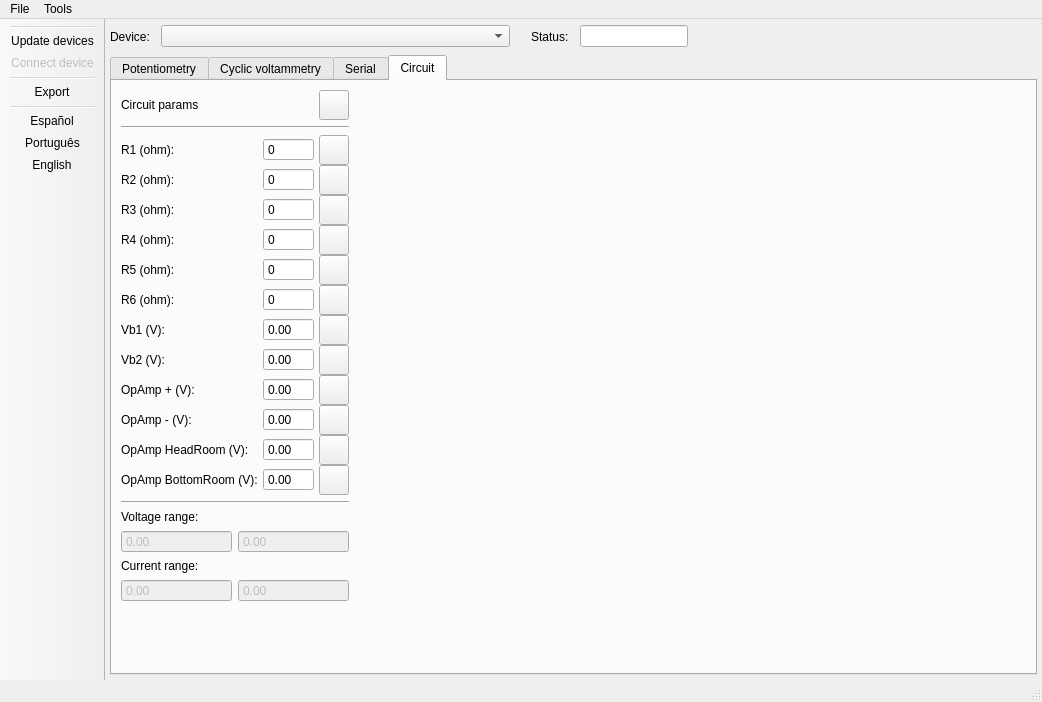
Above: app/resources/ui/mainWindow.ui from Jaimead7/Potentiostat before the change. Below: the same form after it.
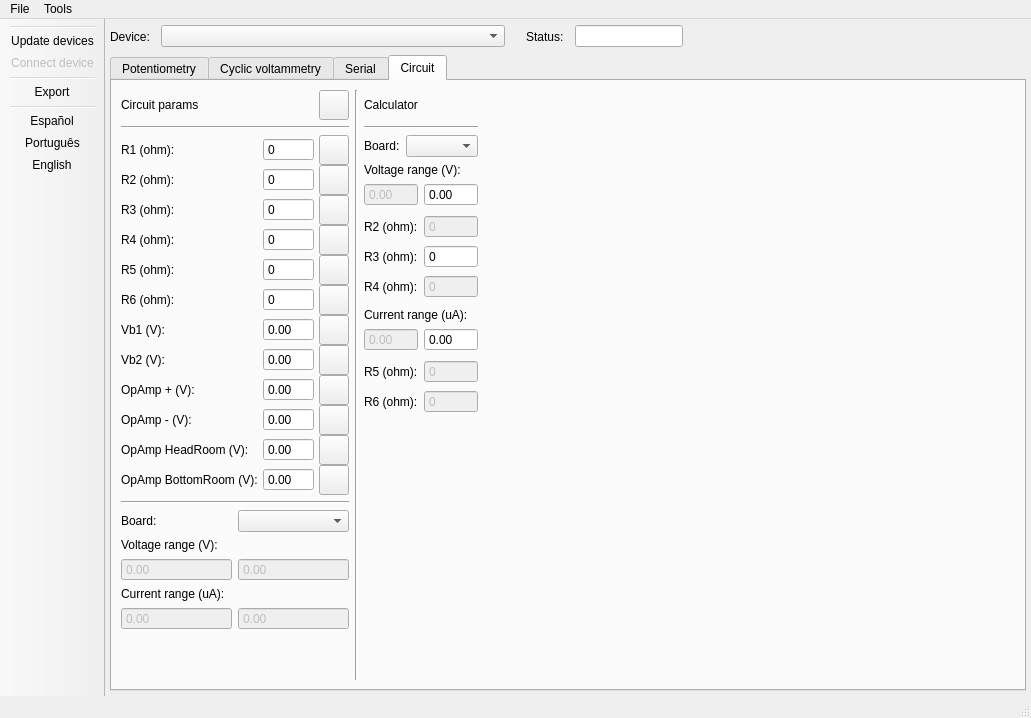
That is the form after the change. Icons and pictures are not drawn.

What changed in the file:
```diff
--- a/app/resources/ui/mainWindow.ui
+++ b/app/resources/ui/mainWindow.ui
@@ -6,8 +6,8 @@
    <rect>
     <x>0</x>
     <y>0</y>
-    <width>1042</width>
-    <height>702</height>
+    <width>1031</width>
+    <height>718</height>
    </rect>
   </property>
   <property name="minimumSize">
@@ -1420,6 +1420,13 @@
         <string>Circuit</string>
        </attribute>
        <layout class="QGridLayout" name="gridLayout_4">
+        <item row="1" column="1">
+         <widget class="Line" name="line_8">
+          <property name="orientation">
+           <enum>Qt::Vertical</enum>
+          </property>
+         </widget>
+        </item>
         <item row="1" column="0">
          <layout class="QVBoxLayout" name="verticalLayout_4">
           <item>
@@ -2152,10 +2159,49 @@
             </property>
            </widget>
           </item>
+          <item>
+           <layout class="QHBoxLayout" name="horizontalLayout_9">
+            <item>
+             <widget class="QLabel" name="label_34">
+              <property name="sizePolicy">
+               <sizepolicy hsizetype="Minimum" vsizetype="Preferred">
+                <horstretch>0</horstretch>
+                <verstretch>0</verstretch>
+               </sizepolicy>
+              </property>
+              <property name="text">
+               <string>Board:</string>
+              </property>
+             </widget>
+            </item>
+            <item>
+             <widget class="QComboBox" name="boardSelector">
+              <property name="enabled">
+               <bool>true</bool>
+              </property>
+              <property name="maximumSize">
+               <size>
+                <width>400</width>
+                <height>16777215</height>
+               </size>
+              </property>
+              <property name="focusPolicy">
+               <enum>Qt::NoFocus</enum>
+              </property>
+              <property name="editable">
+               <bool>false</bool>
+              </property>
+              <property name="currentIndex">
+               <number>-1</number>
+              </property>
+             </widget>
+            </item>
+           </layout>
+          </item>
           <item>
            <widget class="QLabel" name="sensor2Label_3">
             <property name="text">
-             <string>Voltage range:</string>
+             <string>Voltage range (V):</string>
             </property>
            </widget>
           </item>
@@ -2186,10 +2232,10 @@
                <enum>QAbstractSpinBox::NoButtons</enum>
               </property>
               <property name="minimum">
-               <double>-9.000000000000000</double>
+               <double>-99.000000000000000</double>
               </property>
               <property name="maximum">
-               <double>9.000000000000000</double>
+               <double>99.000000000000000</double>
               </property>
               <property name="singleStep">
                <double>0.010000000000000</double>
@@ -2205,10 +2251,10 @@
                <enum>QAbstractSpinBox::NoButtons</enum>
               </property>
               <property name="minimum">
-               <double>-9.000000000000000</double>
+               <double>-99.000000000000000</double>
               </property>
               <property name="maximum">
-               <double>9.000000000000000</double>
+               <double>99.000000000000000</double>
               </property>
               <property name="singleStep">
                <double>0.010000000000000</double>
@@ -2236,7 +2282,7 @@
           <item>
            <widget class="QLabel" name="sensor2Label_4">
             <property name="text">
-             <string>Current range:</string>
+             <string>Current range (uA):</string>
             </property>
            </widget>
           </item>
@@ -2267,10 +2313,10 @@
                <enum>QAbstractSpinBox::NoButtons</enum>
               </property>
               <property name="minimum">
-               <double>-9.000000000000000</double>
+               <double>-999.000000000000000</double>
               </property>
               <property name="maximum">
-               <double>9.000000000000000</double>
+               <double>999.000000000000000</double>
               </property>
               <property name="singleStep">
                <double>0.010000000000000</double>
@@ -2286,10 +2332,10 @@
                <enum>QAbstractSpinBox::NoButtons</enum>
               </property>
               <property name="minimum">
-               <double>-9.000000000000000</double>
+               <double>-999.000000000000000</double>
               </property>
               <property name="maximum">
-               <double>9.000000000000000</double>
+               <double>999.000000000000000</double>
               </property>
               <property name="singleStep">
                <double>0.010000000000000</double>
@@ -2329,7 +2375,7 @@
           </item>
          </layout>
         </item>
-        <item row="1" column="1">
+        <item row="1" column="3">
          <spacer name="horizontalSpacer_7">
           <property name="orientation">
            <enum>Qt::Horizontal</enum>
@@ -2342,6 +2388,394 @@
           </property>
          </spacer>
         </item>
+        <item row="1" column="2">
+         <layout class="QVBoxLayout" name="verticalLayout_6">
+          <property name="rightMargin">
+           <number>10</number>
+          </property>
+          <item>
+           <widget class="QLabel" name="sensor2Label_5">
+            <property name="minimumSize">
+             <size>
+              <width>0</width>
+              <height>30</height>
+             </size>
+            </property>
+            <property name="maximumSize">
+             <size>
+              <width>16777215</width>
+              <height>30</height>
+             </size>
+            </property>
+            <property name="text">
+             <string>Calculator</string>
+            </property>
+           </widget>
+          </item>
+          <item>
+           <widget class="Line" name="line_10">
+            <property name="orientation">
+             <enum>Qt::Horizontal</enum>
+            </property>
+           </widget>
+          </item>
+          <item>
+           <layout class="QHBoxLayout" name="horizontalLayout_12">
+            <item>
+             <widget class="QLabel" name="label_36">
+              <property name="sizePolicy">
+               <sizepolicy hsizetype="Minimum" vsizetype="Preferred">
+                <horstretch>0</horstretch>
+                <verstretch>0</verstretch>
+               </sizepolicy>
+              </property>
+              <property name="text">
+               <string>Board:</string>
+              </property>
+             </widget>
+            </item>
+            <item>
+             <widget class="QComboBox" name="calcBoardSelector">
+              <property name="enabled">
+               <bool>true</bool>
+              </property>
+              <property name="maximumSize">
+               <size>
+                <width>400</width>
+                <height>16777215</height>
+               </size>
+              </property>
+              <property name="focusPolicy">
+               <enum>Qt::NoFocus</enum>
+              </property>
+              <property name="editable">
+               <bool>false</bool>
+              </property>
+              <property name="currentIndex">
+               <number>-1</number>
+              </property>
+             </widget>
+            </item>
+           </layout>
+          </item>
+          <item>
+           <widget class="QLabel" name="sensor2Label_6">
+            <property name="text">
+             <string>Voltage range (V):</string>
+            </property>
+           </widget>
+          </item>
+          <item>
+           <layout class="QHBoxLayout" name="horizontalLayout_10">
+            <item>
+             <spacer name="horizontalSpacer_12">
+              <property name="orientation">
+               <enum>Qt::Horizontal</enum>
+              </property>
+              <property name="sizeType">
+               <enum>QSizePolicy::Preferred</enum>
+              </property>
+              <property name="sizeHint" stdset="0">
+               <size>
+                <width>0</width>
+                <height>0</height>
+               </size>
+              </property>
+             </spacer>
+            </item>
+            <item>
+             <widget class="QDoubleSpinBox" name="vCalcMinValue">
+              <property name="enabled">
+               <bool>false</bool>
+              </property>
+              <property name="buttonSymbols">
+               <enum>QAbstractSpinBox::NoButtons</enum>
+              </property>
+              <property name="minimum">
+               <double>-99.000000000000000</double>
+              </property>
+              <property name="maximum">
+               <double>99.000000000000000</double>
+              </property>
+              <property name="singleStep">
+               <double>0.010000000000000</double>
+              </property>
+             </widget>
+            </item>
+            <item>
+             <widget class="QDoubleSpinBox" name="vCalcMaxValue">
+              <property name="buttonSymbols">
+               <enum>QAbstractSpinBox::NoButtons</enum>
+              </property>
+              <property name="minimum">
+               <double>-99.000000000000000</double>
+              </property>
+              <property name="maximum">
+               <double>99.000000000000000</double>
+              </property>
+              <property name="singleStep">
+               <double>0.010000000000000</double>
+              </property>
+             </widget>
+            </item>
+            <item>
+             <spacer name="horizontalSpacer_13">
+              <property name="orientation">
+               <enum>Qt::Horizontal</enum>
+              </property>
+              <property name="sizeType">
+               <enum>QSizePolicy::Preferred</enum>
+              </property>
+              <property name="sizeHint" stdset="0">
+               <size>
+                <width>0</width>
+                <height>0</height>
+               </size>
+              </property>
+             </spacer>
+            </item>
+           </layout>
+          </item>
+          <item>
+           <layout class="QGridLayout" name="gridLayout_12">
+            <property name="horizontalSpacing">
+             <number>5</number>
+            </property>
+            <property name="verticalSpacing">
+             <number>0</number>
+            </property>
+            <item row="1" column="0">
+             <widget class="QLabel" name="label_16">
+              <property name="minimumSize">
+               <size>
+                <width>0</width>
+                <height>30</height>
+               </size>
+              </property>
+              <property name="text">
+               <string>R2 (ohm):</string>
+              </property>
+             </widget>
+            </item>
+            <item row="2" column="0">
+             <widget class="QLabel" name="label_22">
+              <property name="minimumSize">
+               <size>
+                <width>0</width>
+                <height>30</height>
+               </size>
+              </property>
+              <property name="text">
+               <string>R3 (ohm):</string>
+              </property>
+             </widget>
+            </item>
+            <item row="2" column="1">
+             <widget class="QSpinBox" name="r3CalcValue">
+              <property name="buttonSymbols">
+               <enum>QAbstractSpinBox::NoButtons</enum>
+              </property>
+              <property name="maximum">
+               <number>99999999</number>
+              </property>
+             </widget>
+            </item>
+            <item row="1" column="1">
+             <widget class="QSpinBox" name="r2CalcValue">
+              <property name="enabled">
+               <bool>false</bool>
+              </property>
+              <property name="buttonSymbols">
+               <enum>QAbstractSpinBox::NoButtons</enum>
+              </property>
+              <property name="maximum">
+               <number>99999999</number>
+              </property>
+             </widget>
+            </item>
+            <item row="3" column="0">
+             <widget class="QLabel" name="label_18">
+              <property name="minimumSize">
+               <size>
+                <width>0</width>
+                <height>30</height>
+               </size>
+              </property>
+              <property name="text">
+               <string>R4 (ohm):</string>
+              </property>
+             </widget>
+            </item>
+            <item row="3" column="1">
+             <widget class="QSpinBox" name="r4CalcValue">
+              <property name="enabled">
+               <bool>false</bool>
+              </property>
+              <property name="buttonSymbols">
+               <enum>QAbstractSpinBox::NoButtons</enum>
+              </property>
+              <property name="maximum">
+               <number>99999999</number>
+              </property>
+             </widget>
+            </item>
+           </layout>
+          </item>
+          <item>
+           <widget class="QLabel" name="sensor2Label_7">
+            <property name="text">
+             <string>Current range (uA):</string>
+            </property>
+           </widget>
+          </item>
+          <item>
+           <layout class="QHBoxLayout" name="horizontalLayout_11">
+            <item>
+             <spacer name="horizontalSpacer_14">
+              <property name="orientation">
+               <enum>Qt::Horizontal</enum>
+              </property>
+              <property name="sizeType">
+               <enum>QSizePolicy::Preferred</enum>
+              </property>
+              <property name="sizeHint" stdset="0">
+               <size>
+                <width>0</width>
+                <height>0</height>
+               </size>
+              </property>
+             </spacer>
+            </item>
+            <item>
+             <widget class="QDoubleSpinBox" name="cCalcMinValue">
+              <property name="enabled">
+               <bool>false</bool>
+              </property>
+              <property name="buttonSymbols">
+               <enum>QAbstractSpinBox::NoButtons</enum>
+              </property>
+              <property name="minimum">
+               <double>-999.000000000000000</double>
+              </property>
+              <property name="maximum">
+               <double>999.000000000000000</double>
+              </property>
+              <property name="singleStep">
+               <double>0.010000000000000</double>
+              </property>
+             </widget>
+            </item>
+            <item>
+             <widget class="QDoubleSpinBox" name="cCalcMaxValue">
+              <property name="buttonSymbols">
+               <enum>QAbstractSpinBox::NoButtons</enum>
+              </property>
+              <property name="minimum">
+               <double>-999.000000000000000</double>
+              </property>
+              <property name="maximum">
+               <double>999.000000000000000</double>
+              </property>
+              <property name="singleStep">
+               <double>0.010000000000000</double>
+              </property>
+             </widget>
+            </item>
+            <item>
+             <spacer name="horizontalSpacer_15">
+              <property name="orientation">
+               <enum>Qt::Horizontal</enum>
+              </property>
+              <property name="sizeType">
+               <enum>QSizePolicy::Preferred</enum>
+              </property>
+              <property name="sizeHint" stdset="0">
+               <size>
+                <width>0</width>
+                <height>0</height>
+               </size>
+              </property>
+             </spacer>
+            </item>
+           </layout>
+          </item>
+          <item>
+           <layout class="QGridLayout" name="gridLayout_13">
+            <property name="horizontalSpacing">
+             <number>5</number>
+            </property>
+            <property name="verticalSpacing">
+             <number>0</number>
+            </property>
+            <item row="1" column="0">
+             <widget class="QLabel" name="label_35">
+              <property name="minimumSize">
+               <size>
+                <width>0</width>
+                <height>30</height>
+               </size>
+              </property>
+              <property name="text">
+               <string>R6 (ohm):</string>
+              </property>
+             </widget>
+            </item>
+            <item row="1" column="1">
+             <widget class="QSpinBox" name="r6CalcValue">
+              <property name="enabled">
+               <bool>false</bool>
+              </property>
+              <property name="buttonSymbols">
+               <enum>QAbstractSpinBox::NoButtons</enum>
+              </property>
+              <property name="maximum">
+               <number>99999999</number>
+              </property>
+             </widget>
+            </item>
+            <item row="0" column="0">
+             <widget class="QLabel" name="label_41">
+              <property name="minimumSize">
+               <size>
+                <width>0</width>
+                <height>30</height>
+               </size>
+              </property>
+              <property name="text">
+               <string>R5 (ohm):</string>
+              </property>
+             </widget>
+            </item>
+            <item row="0" column="1">
+             <widget class="QSpinBox" name="r5CalcValue">
+              <property name="enabled">
+               <bool>false</bool>
+              </property>
+              <property name="buttonSymbols">
+               <enum>QAbstractSpinBox::NoButtons</enum>
+              </property>
+              <property name="maximum">
+               <number>99999999</number>
+              </property>
+             </widget>
+            </item>
+           </layout>
+          </item>
+          <item>
+           <spacer name="verticalSpacer_4">
+            <property name="orientation">
+             <enum>Qt::Vertical</enum>
+            </property>
+            <property name="sizeHint" stdset="0">
+             <size>
+              <width>20</width>
+              <height>40</height>
+             </size>
+            </property>
+           </spacer>
+          </item>
+         </layout>
+        </item>
        </layout>
       </widget>
      </widget>
@@ -2353,7 +2787,7 @@
     <rect>
      <x>0</x>
      <y>0</y>
-     <width>1042</width>
+     <width>1031</width>
      <height>21</height>
     </rect>
    </property>
```
Left out of the diff: 116 changed lines with no effect on the pictures.
